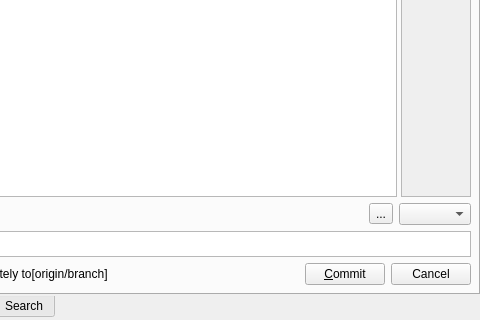
Above: qgitrepository.ui from bokic/gitmaster before the change; both pictures show x 440 to 920 and y 388 to 708 of the 920 by 708 pixel window. Below: the same form after it.
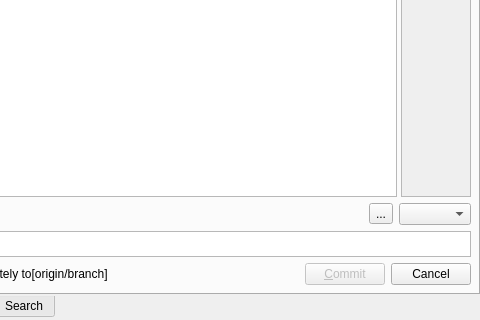
That is the form after the change. Custom widgets are drawn as their Qt base class.

Commit message: Disable commit button if noting staged.

Patch:
```diff
--- a/qgitrepository.ui
+++ b/qgitrepository.ui
@@ -338,6 +338,9 @@
              </item>
              <item>
               <widget class="QPushButton" name="pushButton_commit">
+               <property name="enabled">
+                <bool>false</bool>
+               </property>
                <property name="text">
                 <string>&amp;Commit</string>
                </property>
```
The commit also changes 1 other file.
